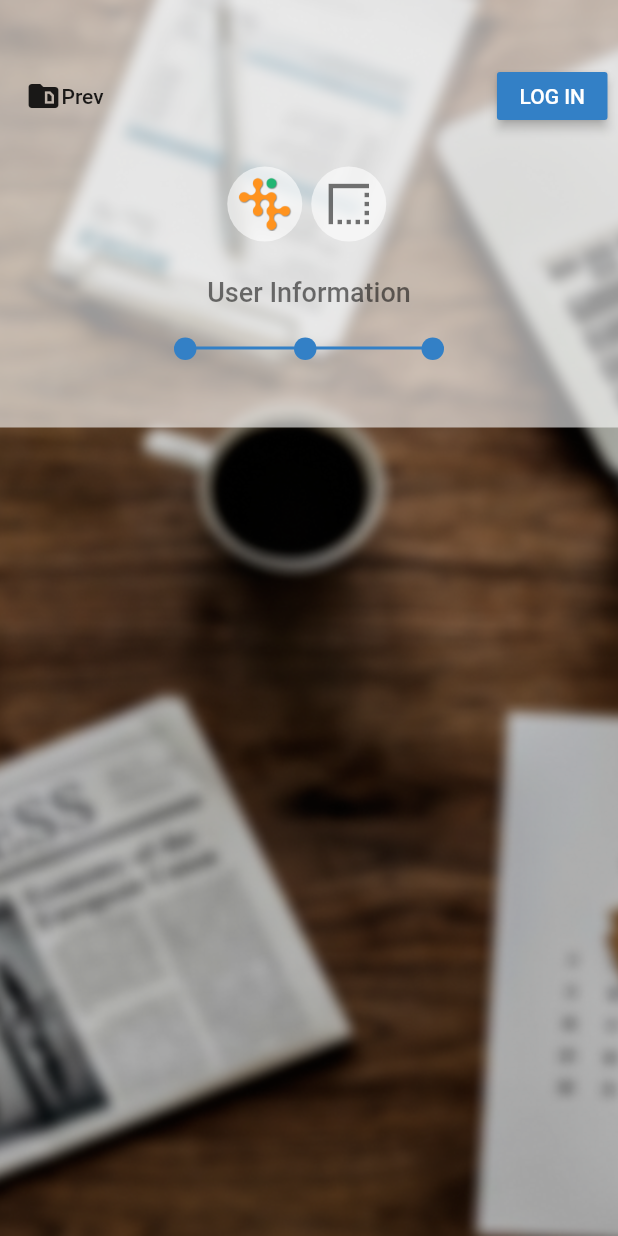
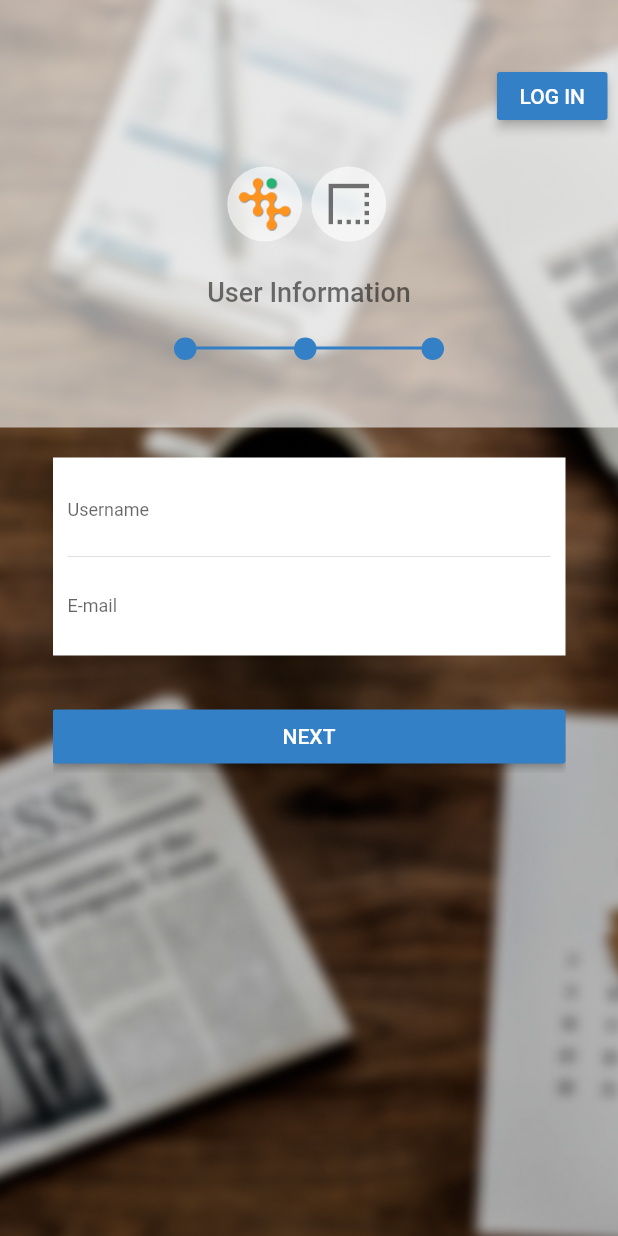
Before and after one commit to Oluwatemilorun/ja-acct, a Flutter app: the screen it shows after launch, after a tap on an icon or button, on a phone screen of 412 x 824 dp. Run offline on Flutter 3.47's test engine with Material 2 defaults, Android fonts, the light colour scheme and no system bars.

Commit message:
Added standalone signup setps and widget

```diff
--- a/lib/pages/signup.dart
+++ b/lib/pages/signup.dart
@@ -1,4 +1,8 @@
 import 'package:flutter/material.dart';
+
+import 'package:jaacct/widgets/_signup/account_setup.dart';
+import 'package:jaacct/widgets/_signup/password_setup.dart';
+import 'package:jaacct/widgets/_signup/user_information_setup.dart';
 
 class Signup extends StatefulWidget {
     @override
@@ -8,6 +12,8 @@ class Signup extends StatefulWidget {
 class _Signup extends State<Signup> {
 
     Color _defaultColor = Color.fromRGBO(51, 128, 198, 1);
+    BuildContext _stepContext;
+    int _currentStep = 1;
 
     @override
     Widget build(BuildContext context) {
@@ -33,6 +39,7 @@ class _Signup extends State<Signup> {
                                     child: Column(
                                         children: <Widget>[
                                             Row(children: <Widget>[
+                                                _currentStep > 1 ?
                                                     MaterialButton(
                                                         height: 32,
                                                         minWidth: 20,
@@ -42,8 +49,10 @@ class _Signup extends State<Signup> {
                                                             Icon(IconData(0xe5cb, fontFamily: 'MaterialIcons', matchTextDirection: true)),
                                                             Text('Prev')
                                                         ]),
-                                                    onPressed: () => '',
-                                                ),
+                                                        onPressed: _prevStep,
+                                                    )
+                                                :
+                                                   Container() ,
                                                 Spacer(),
                                                 MaterialButton(
                                                     height: 32,
@@ -135,12 +144,104 @@ class _Signup extends State<Signup> {
                                 ))
                             ],
                         ),
+                        Row(
+                            children: <Widget>[
+                                Expanded(child: Container(
+                                    padding: const EdgeInsets.symmetric(vertical: 0, horizontal: 35),
+                                    height: 230,
+                                    child: Navigator(
+                                        initialRoute: 'signup/account',
+                                        onGenerateRoute: (RouteSettings settings) {
+                                            return PageRouteBuilder(
+                                                opaque: false,
+                                                settings: settings,
+                                                pageBuilder: (BuildContext context, _, __) {
+                                                    switch (settings.name) {
+                                                        case 'signup/account':
+                                                            return AccountSetup(
+                                                                onStepComplete: () {
+                                                                     _showPrevBtn('signup/password', context);
+                                                                }
+                                                            );
+                                                            break;
+                                                        case 'signup/password':
+                                                            return PasswordSetup(
+                                                                onStepComplete: () {
+                                                                     _showPrevBtn('signup/password', context);
+                                                                }
+                                                            );
+                                                            break;
+                                                        case 'signup/user':
+                                                            return InformationSetup(
+                                                                onSignupComplete: () {
+                                                                    _showPrevBtn('signup/user', context);
+                                                                    Navigator.of(context).pop();
+                                                                }
+                                                            );
+                                                            break;
+                                                        default:
+                                                            throw Exception('Invalid route: ${settings.name}');
+                                                    }
+                                                },
+                                                transitionsBuilder: (___, Animation<double> animation, Animation<double> secondaryAnimation, Widget child) {
+                                                    return FadeTransition(
+                                                        opacity: animation,
+                                                        child: SlideTransition(
+                                                            position: Tween<Offset>(begin: Offset(3, 0), end: Offset(-0, 0)).animate(animation),
+                                                            child: SlideTransition(
+                                                                position: Tween<Offset>(begin: Offset(-0, 0), end: Offset(-3, 0)).animate(secondaryAnimation),
+                                                                child: child,
+                                                            )
+                                                        )
+                                                    );
+                                                },
+                                                transitionDuration: Duration(milliseconds: 500)
+                                            );
+                                        }
+                                    )
+                                ))
+                            ]
+                        )
                     ],
                 )
             ),
         );
     }
 
+    void _prevStep () {
+        Navigator.of(_stepContext).pop();
+
+        if (_currentStep == 2) {
+            setState(() {
+                _currentStep = 1;
+            });
+        }
+    }
+
+    void _showPrevBtn (String path, BuildContext context) {
+        _stepContext = context;
+
+        switch (path) {
+            case 'signup/account':
+                setState(() {
+                    _currentStep = 1;
+                });
+                break;
+            case 'signup/password':
+                setState(() {
+                    _currentStep = 2;
+                });
+                break;
+            case 'signup/user':
+                setState(() {
+                    _currentStep = 3;
+                });
+                break;
+            default:
+                throw Exception('invalid step $_currentStep');
+        }
+    }
+
     void _goLogin () {
         Navigator.pop(context);
     }
--- /dev/null
+++ b/lib/widgets/_signup/account_setup.dart
@@ -0,0 +1,71 @@
+import 'package:flutter/material.dart';
+
+class AccountSetup extends StatefulWidget {
+
+    final onStepComplete;
+
+    AccountSetup({
+        this.onStepComplete
+    });
+
+    @override
+    _AccountSetup createState() => _AccountSetup();
+}
+
+class _AccountSetup extends State<AccountSetup> {
+    @override
+    Widget build(BuildContext context) {
+        return Column(
+            children: <Widget>[
+                Row(
+                    children: <Widget>[
+                        Expanded(
+                            child: Container(
+                                decoration: BoxDecoration(color: Colors.white),
+                                padding: const EdgeInsets.all(10),
+                                margin: const EdgeInsets.fromLTRB(0, 20, 0, 10),
+                                child: Column(
+                                    children: <Widget>[
+                                        TextField(
+                                            cursorColor: Colors.blue,
+                                            decoration: InputDecoration(
+                                                hintText: 'Username',
+                                                hintStyle: TextStyle(fontSize: 12),
+                                                border: InputBorder.none
+                                            ),
+                                        ),
+                                        Divider(),
+                                        TextField(
+                                            cursorColor: Colors.blue,
+                                            decoration: InputDecoration(
+                                                hintText: 'E-mail',
+                                                hintStyle: TextStyle(fontSize: 12),
+                                                border: InputBorder.none
+                                            ),
+                                        )
+                                    ],
+                                ),
+                            ),
+                        )
+                    ],
+                ),
+                Row(
+                    children: <Widget>[
+                        Expanded(child: Container(
+                            margin: EdgeInsets.fromLTRB(0, 20, 0, 10),
+                            child: RaisedButton(
+                                child: Text('NEXT', style: TextStyle(color: Colors.white)),
+                                onPressed: _processStep,
+                                color: Color.fromRGBO(51, 128, 198, 1),
+                            ))
+                        )
+                    ])
+            ],
+        );
+    }
+
+    void _processStep () {
+        Navigator.pushNamed(context, 'signup/password');
+        widget.onStepComplete();
+    }
+}
```
Also changed, not shown: lib/widgets/_signup/password_setup.dart (added, +73 -0 lines), lib/widgets/_signup/user_information_setup.dart (added, +70 -0 lines). Lines whose indentation alone changed are shown as unchanged.
